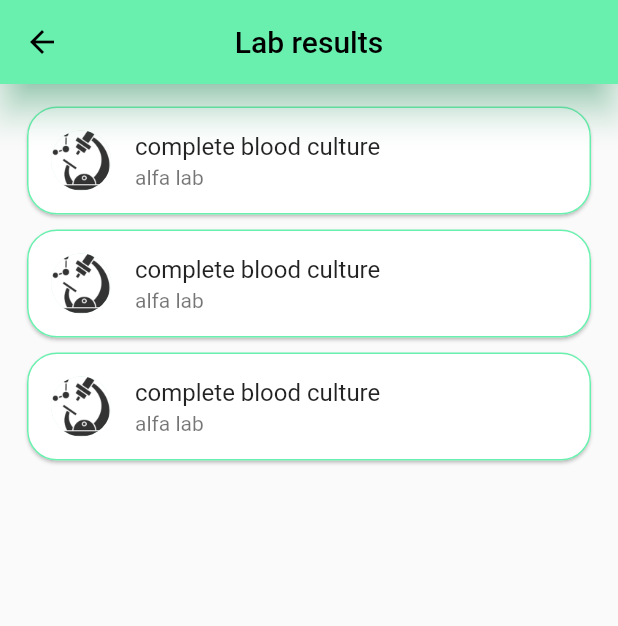
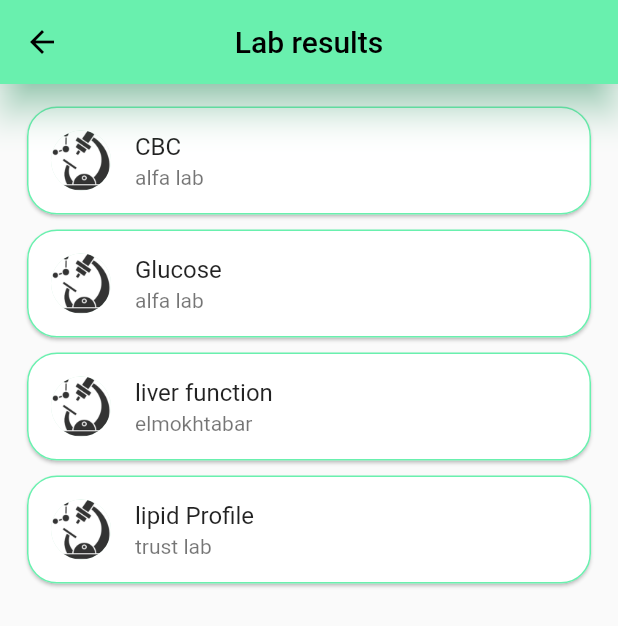
Before and after one commit to ahmedosama8/Grad_Project, a Flutter app: the lab_results screen opened by its route, on a phone screen of 412 x 824 dp. Shown: the top 626 px of the screen. Run offline on Flutter 3.47's test engine with Material 2 defaults, Android fonts, the phone set to English and light mode, and no system bars; our stand-ins replace firebase_auth, firebase_core, google_fonts, persistent_bottom_nav_bar, smooth_page_indicator; accounts and stored records are empty.

Commit message:
Lab results finish :+1:

```diff
--- a/mobile_app/lib/classes/test_form.dart
+++ b/mobile_app/lib/classes/test_form.dart
@@ -1,14 +1,20 @@
 class Testform {
-  String testname = '';
-  String testAtt = '';
-  String result = '';
-  String unit = '';
-  String range = '';
+  String testname;
+  String testAtt;
+  String result;
+  String unit;
+  String range;
+  String notes;
+  String labname;
+  String pic;
 
   Testform(
       {required this.testname,
       required this.testAtt,
       required this.range,
       required this.result,
-      required this.unit});
+      required this.unit,
+      required this.notes,
+      required this.labname,
+      required this.pic});
 }
--- a/mobile_app/lib/pages/lab_results.dart
+++ b/mobile_app/lib/pages/lab_results.dart
@@ -1,7 +1,6 @@
 import 'package:flutter/material.dart';
-import 'package:flutter/src/widgets/framework.dart';
-import 'package:flutter/src/widgets/placeholder.dart';
-import 'package:mobile_app/classes/all_menu.dart';
+import 'package:mobile_app/classes/Test_form.dart';
+import 'package:mobile_app/pages/test_page.dart';
 
 class lab_results extends StatefulWidget {
   const lab_results({super.key});
@@ -11,14 +10,60 @@ class lab_results extends StatefulWidget {
 }
 
 class _lab_resultsState extends State<lab_results> {
-  List<Allmenu> Allmenu_items = [
-    Allmenu(
-        exmination: 'complete blood culture', name: 'alfa lab', pic: 'lab.png'),
-    Allmenu(
-        exmination: 'complete blood culture', name: 'alfa lab', pic: 'lab.png'),
-    Allmenu(
-        exmination: 'complete blood culture', name: 'alfa lab', pic: 'lab.png'),
+  static List<String> testname = [
+    'CBC',
+    'Glucose',
+    'liver function',
+    'lipid Profile'
   ];
+  static List testAtt = [
+    'WBC\n RBC\n Hemoglobin\n Hematocrit\n platelates\n',
+    'R B G\n R B S\n ',
+    'ALT\n AST\n ALB\n DBIL\n TBIL\n ALP\n',
+    'ALT (SGPT),serum\n AST (SGOT),serum\n Albumin,serum\n Cholestrol Total, serum\n  HDL-C, serum\n LDL-C,serum\n Triglycerides,serum\n'
+  ];
+  static List results = [
+    '36\n 34\n 12\n 33\n 30\n',
+    '20\n 10\n ',
+    '20\n 10\n 20\n 10\n 23\n 45\n',
+    '20\n 10\n 20\n 10\n 23\n 45\n 123\n'
+  ];
+  static List unit = [
+    'g/dL\n g/dL\n g/dL\n g/dL\n g/dL\n',
+    'mg/dl\n mg/dl\n',
+    'U/L\n U/L\n g/dl\n mg/dl\n mg/dl\n U/L\n',
+    'U/L\n U/L\n g/dl\n mg/dl\n mg/dl\n mg/dl\n mg/dl\n'
+  ];
+  static List range = [
+    '13 - 17\n 13 - 17\n 13 - 17\n 13 - 17\n 13 - 17\n 13 - 17\n',
+    '13 - 17\n 13 - 17\n',
+    '13 - 17\n 13 - 17\n 13 - 17\n 13 - 17\n 13 - 17\n 13 - 17\n',
+    '13 - 17\n 13 - 17\n 13 - 17\n 13 - 17\n 13 - 17\n 13 - 17\n 13 - 17\n',
+  ];
+  static List notes = [
+    'TextSpan is a little strange. The text parameter is the default style but the children list contains the styled (and possibly unstyled) text that follow it. You can use an empty string for text if you want to start with styled text',
+    'very well',
+    'need to go to doctor',
+    'good',
+  ];
+  static List labname = [
+    'alfa lab',
+    'alfa lab',
+    'elmokhtabar',
+    'trust lab',
+  ];
+
+  final List<Testform> testdata = List.generate(
+      testname.length,
+      (index) => Testform(
+          testname: testname[index],
+          testAtt: '${testAtt[index]}',
+          range: '${range[index]}',
+          result: '${results[index]}',
+          unit: '${unit[index]}',
+          notes: '${notes[index]}',
+          labname: '${labname[index]}',
+          pic: 'lab.png'));
   @override
   Widget build(BuildContext context) {
     return Scaffold(
@@ -38,7 +83,7 @@ class _lab_resultsState extends State<lab_results> {
                 child: ListView.builder(
                   shrinkWrap: true,
                   controller: ScrollController(),
-                  itemCount: Allmenu_items.length,
+                  itemCount: testdata.length,
                   itemBuilder: (context, index) {
                     return Padding(
                       padding: const EdgeInsets.symmetric(
@@ -52,12 +97,17 @@ class _lab_resultsState extends State<lab_results> {
                               BorderRadius.circular(20.0), //<-- SEE HERE
                         ),
                         child: ListTile(
-                          onTap: () {},
-                          title: Text(Allmenu_items[index].exmination),
-                          subtitle: Text(Allmenu_items[index].name),
+                          onTap: () {
+                            Navigator.of(context).push(MaterialPageRoute(
+                                builder: (context) => Testpage(
+                                      testform: testdata[index],
+                                    )));
+                          },
+                          title: Text(testdata[index].testname),
+                          subtitle: Text(testdata[index].labname),
                           leading: CircleAvatar(
-                              backgroundImage: AssetImage(
-                                  'assets/${Allmenu_items[index].pic}')),
+                              backgroundImage:
+                                  AssetImage('assets/${testdata[index].pic}')),
                         ),
                       ),
                     );
```
Also changed, not shown: mobile_app/lib/pages/rad_report.dart (+4 -4 lines), mobile_app/lib/pages/test_page.dart (added, +114 -0 lines), mobile_app/lib/pages/tests/cbc_test.dart (deleted), mobile_app/lib/pages/tests/glucose_test.dart (deleted), mobile_app/lib/pages/tests/liver_function.dart (deleted), mobile_app/lib/pages/tests/urine_exam.dart (deleted).
